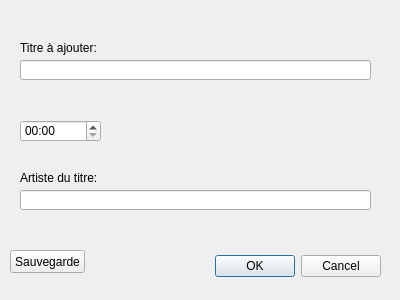
First picture: the form in projet-musique/core/sousdialogajouttitre.ui, repository toopoormaghell/projet-musique, before the edit.
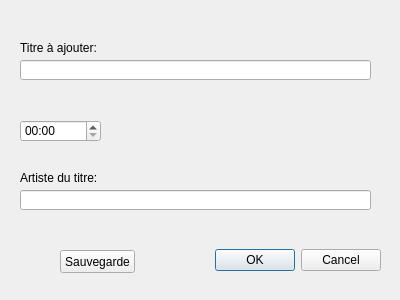
Second picture: the form after the edit.

The edit to the form file:
```diff
--- a/projet-musique/core/sousdialogajouttitre.ui
+++ b/projet-musique/core/sousdialogajouttitre.ui
@@ -16,10 +16,10 @@
   <widget class="QDialogButtonBox" name="buttonBox">
    <property name="geometry">
     <rect>
-     <x>170</x>
-     <y>250</y>
-     <width>211</width>
-     <height>32</height>
+     <x>190</x>
+     <y>240</y>
+     <width>191</width>
+     <height>41</height>
     </rect>
    </property>
    <property name="orientation">
@@ -28,6 +28,9 @@
    <property name="standardButtons">
     <set>QDialogButtonBox::Cancel|QDialogButtonBox::Ok</set>
    </property>
+   <property name="centerButtons">
+    <bool>false</bool>
+   </property>
   </widget>
   <widget class="QLineEdit" name="Titre">
    <property name="geometry">
@@ -100,7 +103,7 @@
   <widget class="QPushButton" name="Sauvegarde">
    <property name="geometry">
     <rect>
-     <x>10</x>
+     <x>60</x>
      <y>250</y>
      <width>75</width>
      <height>23</height>
```
Left out of the diff: 6 changed lines with no effect on the pictures.
